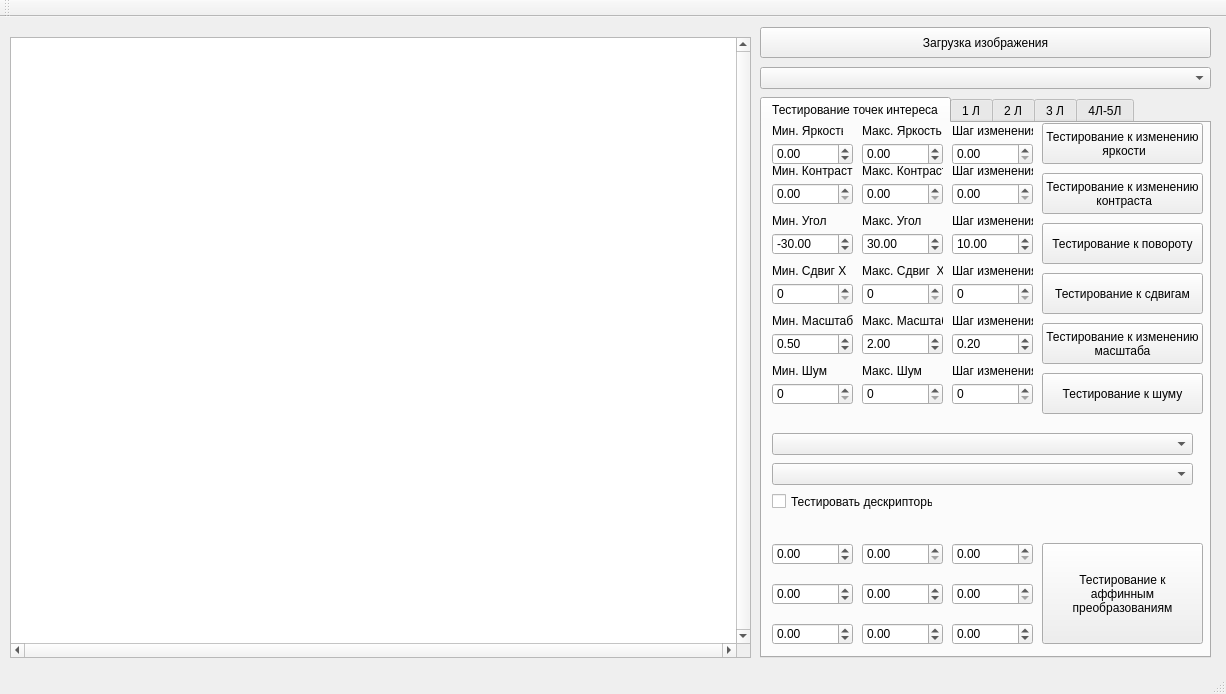
Above: mainwindow.ui from StenFox/Image before the change. Below: the same form after it.
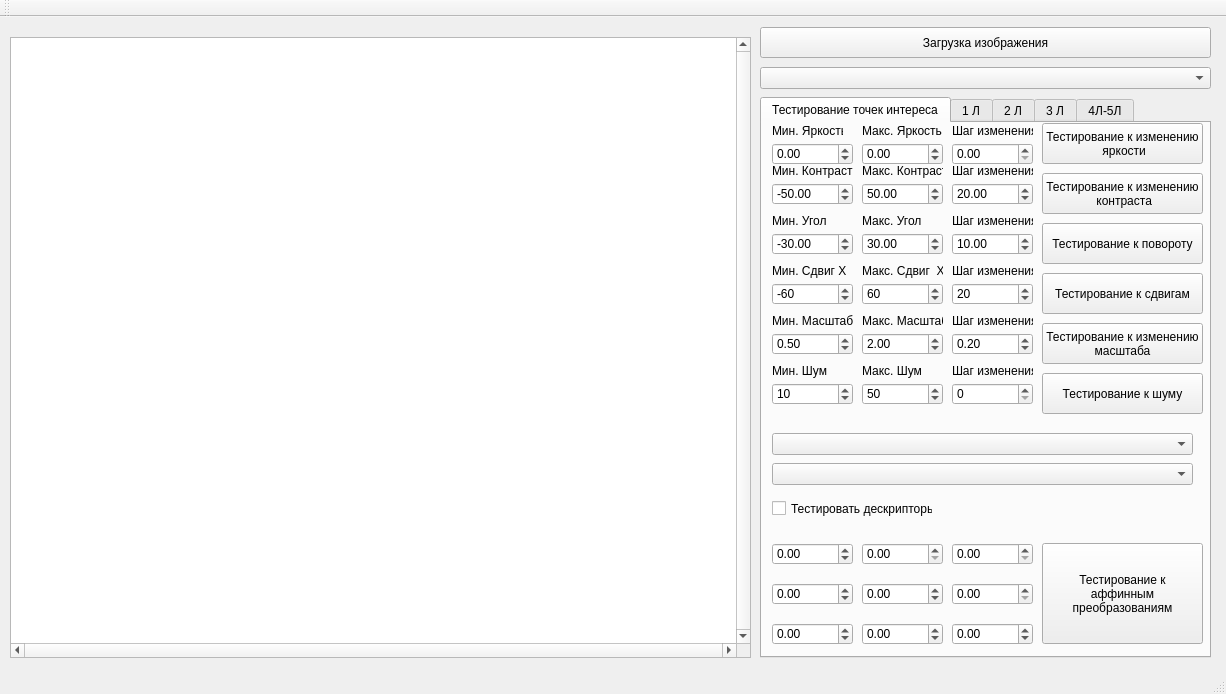
That is the form after the change.

Commit message: Рефакторинг

```diff
--- a/mainwindow.ui
+++ b/mainwindow.ui
@@ -159,6 +159,15 @@
         <height>22</height>
        </rect>
       </property>
+      <property name="minimum">
+       <double>-100.000000000000000</double>
+      </property>
+      <property name="maximum">
+       <double>100.000000000000000</double>
+      </property>
+      <property name="value">
+       <double>50.000000000000000</double>
+      </property>
      </widget>
      <widget class="QDoubleSpinBox" name="MinContrast">
       <property name="geometry">
@@ -169,6 +178,15 @@
         <height>22</height>
        </rect>
       </property>
+      <property name="minimum">
+       <double>-100.000000000000000</double>
+      </property>
+      <property name="maximum">
+       <double>100.000000000000000</double>
+      </property>
+      <property name="value">
+       <double>-50.000000000000000</double>
+      </property>
      </widget>
      <widget class="QDoubleSpinBox" name="stepContrastChange">
       <property name="geometry">
@@ -179,6 +197,9 @@
         <height>22</height>
        </rect>
       </property>
+      <property name="value">
+       <double>20.000000000000000</double>
+      </property>
      </widget>
      <widget class="QDoubleSpinBox" name="MinAgleRotate">
       <property name="geometry">
@@ -558,6 +579,18 @@
         <height>22</height>
        </rect>
       </property>
+      <property name="minimum">
+       <number>-100</number>
+      </property>
+      <property name="maximum">
+       <number>100</number>
+      </property>
+      <property name="value">
+       <number>-60</number>
+      </property>
+      <property name="displayIntegerBase">
+       <number>10</number>
+      </property>
      </widget>
      <widget class="QSpinBox" name="stepShiftChangeX">
       <property name="geometry">
@@ -568,6 +601,9 @@
         <height>22</height>
        </rect>
       </property>
+      <property name="value">
+       <number>20</number>
+      </property>
      </widget>
      <widget class="QSpinBox" name="MaxShiftX">
       <property name="geometry">
@@ -578,6 +614,15 @@
         <height>22</height>
        </rect>
       </property>
+      <property name="minimum">
+       <number>-100</number>
+      </property>
+      <property name="maximum">
+       <number>100</number>
+      </property>
+      <property name="value">
+       <number>60</number>
+      </property>
      </widget>
      <widget class="QLabel" name="label_15">
       <property name="geometry">
@@ -746,6 +791,9 @@
         <height>22</height>
        </rect>
       </property>
+      <property name="value">
+       <number>50</number>
+      </property>
      </widget>
      <widget class="QSpinBox" name="MinNoise">
       <property name="geometry">
@@ -756,6 +804,9 @@
         <height>22</height>
        </rect>
       </property>
+      <property name="value">
+       <number>10</number>
+      </property>
      </widget>
      <widget class="QSpinBox" name="stepNoiseChange">
       <property name="geometry">
@@ -823,7 +874,7 @@
         <x>10</x>
         <y>370</y>
         <width>161</width>
-        <height>17</height>
+        <height>31</height>
        </rect>
       </property>
       <property name="text">
```
The commit also changes 2 other files.
